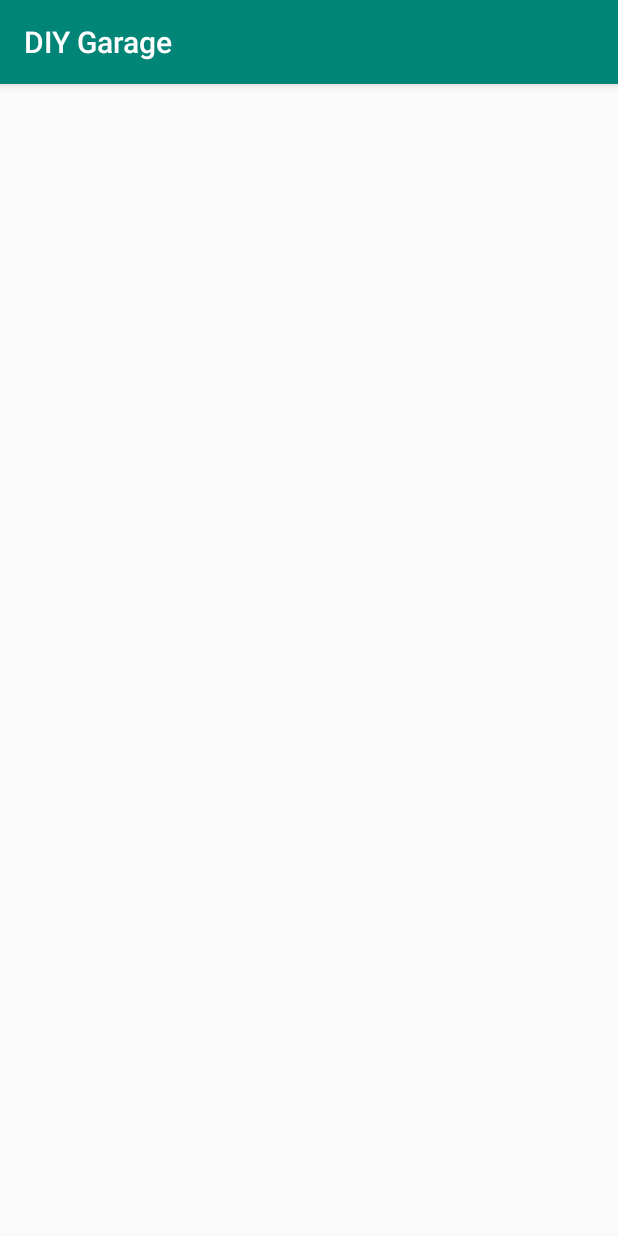
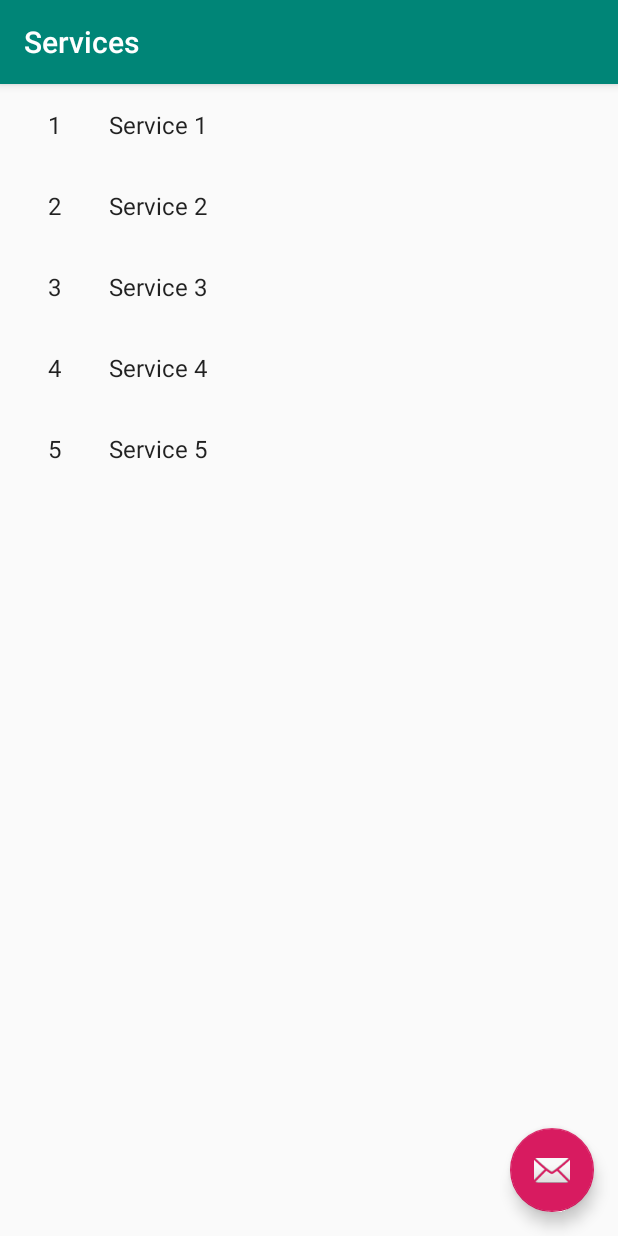
Before and after one commit to khizar-saleem/diy-garage, an Android app: the screen it shows after launch (MainActivity before the commit, ServiceListActivity after it), on a phone screen of 412 x 824 dp. Run offline under Robolectric (Android 15) with nearby library versions, the phone set to English and light mode, and no system bars; our stand-ins replace Room's generated code; libraries missing offline, so code that uses them is left out: com.facebook.stetho; 1 statement that could not run was skipped.

Commit message:
DDL generation & doc

```diff
--- a/app/build.gradle
+++ b/app/build.gradle
@@ -38,6 +38,8 @@ dependencies {
 
     def room_version = "2.1.0"
     implementation "androidx.room:room-runtime:$room_version"
+    implementation 'androidx.legacy:legacy-support-v4:1.0.0-beta01'
+    implementation 'androidx.recyclerview:recyclerview:1.0.0-beta01'
     annotationProcessor "androidx.room:room-compiler:$room_version"
 
     implementation 'com.facebook.stetho:stetho:1.5.1'
--- a/app/src/main/java/com/khizarms/diygarage/MainActivity.java
+++ /dev/null
@@ -1,13 +0,0 @@
-package com.khizarms.diygarage;
-
-import androidx.appcompat.app.AppCompatActivity;
-import android.os.Bundle;
-
-public class MainActivity extends AppCompatActivity {
-
-  @Override
-  protected void onCreate(Bundle savedInstanceState) {
-    super.onCreate(savedInstanceState);
-    setContentView(R.layout.activity_main);
-  }
-}
--- /dev/null
+++ b/app/src/main/java/com/khizarms/diygarage/controller/ServiceListActivity.java
@@ -0,0 +1,139 @@
+package com.khizarms.diygarage.controller;
+
+import android.content.Context;
+import android.content.Intent;
+import android.os.Bundle;
+import androidx.annotation.NonNull;
+import androidx.appcompat.app.AppCompatActivity;
+import androidx.recyclerview.widget.RecyclerView;
+import androidx.appcompat.widget.Toolbar;
+import com.google.android.material.floatingactionbutton.FloatingActionButton;
+import com.google.android.material.snackbar.Snackbar;
+import android.view.LayoutInflater;
+import android.view.View;
+import android.view.ViewGroup;
+import android.widget.TextView;
+import com.khizarms.diygarage.R;
+
+import com.khizarms.diygarage.controller.dummy.DummyContent;
+
+import java.util.List;
+
+/**
+ * An activity representing a list of Services. This activity has different presentations for
+ * handset and tablet-size devices. On handsets, the activity presents a list of items, which when
+ * touched, lead to a {@link ServiceDetailActivity} representing item details. On tablets, the
+ * activity presents the list of items and item details side-by-side using two vertical panes.
+ */
+public class ServiceListActivity extends AppCompatActivity {
+
+  /**
+   * Whether or not the activity is in two-pane mode, i.e. running on a tablet device.
+   */
+  private boolean mTwoPane;
+
+  @Override
+  protected void onCreate(Bundle savedInstanceState) {
+    super.onCreate(savedInstanceState);
+    setContentView(R.layout.activity_service_list);
+
+    Toolbar toolbar = (Toolbar) findViewById(R.id.toolbar);
+    setSupportActionBar(toolbar);
+    toolbar.setTitle(getTitle());
+
+    FloatingActionButton fab = (FloatingActionButton) findViewById(R.id.fab);
+    fab.setOnClickListener(new View.OnClickListener() {
+      @Override
+      public void onClick(View view) {
+        Snackbar.make(view, "Replace with your own action", Snackbar.LENGTH_LONG)
+            .setAction("Action", null).show();
+      }
+    });
+
+    if (findViewById(R.id.service_detail_container) != null) {
+      // The detail container view will be present only in the
+      // large-screen layouts (res/values-w900dp).
+      // If this view is present, then the
+      // activity should be in two-pane mode.
+      mTwoPane = true;
+    }
+
+    View recyclerView = findViewById(R.id.service_list);
+    assert recyclerView != null;
+    setupRecyclerView((RecyclerView) recyclerView);
+  }
+
+  private void setupRecyclerView(@NonNull RecyclerView recyclerView) {
+    recyclerView.setAdapter(new SimpleItemRecyclerViewAdapter(this, DummyContent.ITEMS, mTwoPane));
+  }
+
+  public static class SimpleItemRecyclerViewAdapter
+      extends RecyclerView.Adapter<SimpleItemRecyclerViewAdapter.ViewHolder> {
+
+    private final ServiceListActivity mParentActivity;
+    private final List<DummyContent.DummyItem> mValues;
+    private final boolean mTwoPane;
+    private final View.OnClickListener mOnClickListener = new View.OnClickListener() {
+      @Override
+      public void onClick(View view) {
+        DummyContent.DummyItem item = (DummyContent.DummyItem) view.getTag();
+        if (mTwoPane) {
+          Bundle arguments = new Bundle();
+          arguments.putString(ServiceDetailFragment.ARG_ITEM_ID, item.id);
+          ServiceDetailFragment fragment = new ServiceDetailFragment();
+          fragment.setArguments(arguments);
+          mParentActivity.getSupportFragmentManager().beginTransaction()
+              .replace(R.id.service_detail_container, fragment)
+              .commit();
+        } else {
+          Context context = view.getContext();
+          Intent intent = new Intent(context, ServiceDetailActivity.class);
+          intent.putExtra(ServiceDetailFragment.ARG_ITEM_ID, item.id);
+
+          context.startActivity(intent);
+        }
+      }
+    };
+
+    SimpleItemRecyclerViewAdapter(ServiceListActivity parent,
+        List<DummyContent.DummyItem> items,
+        boolean twoPane) {
+      mValues = items;
+      mParentActivity = parent;
+      mTwoPane = twoPane;
+    }
+
+    @Override
+    public ViewHolder onCreateViewHolder(ViewGroup parent, int viewType) {
+      View view = LayoutInflater.from(parent.getContext())
+          .inflate(R.layout.service_list_content, parent, false);
+      return new ViewHolder(view);
+    }
+
+    @Override
+    public void onBindViewHolder(final ViewHolder holder, int position) {
+      holder.mIdView.setText(mValues.get(position).id);
+      holder.mContentView.setText(mValues.get(position).content);
+
+      holder.itemView.setTag(mValues.get(position));
+      holder.itemView.setOnClickListener(mOnClickListener);
+    }
+
+    @Override
+    public int getItemCount() {
+      return mValues.size();
+    }
+
+    class ViewHolder extends RecyclerView.ViewHolder {
+
+      final TextView mIdView;
+      final TextView mContentView;
+
+      ViewHolder(View view) {
+        super(view);
+        mIdView = (TextView) view.findViewById(R.id.id_text);
+        mContentView = (TextView) view.findViewById(R.id.content);
+      }
+    }
+  }
+}
--- /dev/null
+++ b/app/src/main/java/com/khizarms/diygarage/controller/dummy/DummyContent.java
@@ -0,0 +1,73 @@
+package com.khizarms.diygarage.controller.dummy;
+
+import java.util.ArrayList;
+import java.util.HashMap;
+import java.util.List;
+import java.util.Map;
+
+/**
+ * Helper class for providing sample content for user interfaces created by Android template
+ * wizards.
+ * <p>
+ * TODO: Replace all uses of this class before publishing your app.
+ */
+public class DummyContent {
+
+  /**
+   * An array of sample (dummy) items.
+   */
+  public static final List<DummyItem> ITEMS = new ArrayList<DummyItem>();
+
+  /**
+   * A map of sample (dummy) items, by ID.
+   */
+  public static final Map<String, DummyItem> ITEM_MAP = new HashMap<String, DummyItem>();
+
+  private static final int COUNT = 5;
+
+  static {
+    // Add some sample items.
+    for (int i = 1; i <= COUNT; i++) {
+      addItem(createDummyItem(i));
+    }
+  }
+
+  private static void addItem(DummyItem item) {
+    ITEMS.add(item);
+    ITEM_MAP.put(item.id, item);
+  }
+
+  private static DummyItem createDummyItem(int position) {
+    return new DummyItem(String.valueOf(position), "Service " + position, makeDetails(position));
+  }
+
+  private static String makeDetails(int position) {
+    StringBuilder builder = new StringBuilder();
+    builder.append("Details about Item: ").append(position);
+    for (int i = 0; i < position; i++) {
+      builder.append("\nMore details information here.");
+    }
+    return builder.toString();
+  }
+
+  /**
+   * A dummy item representing a piece of content.
+   */
+  public static class DummyItem {
+
+    public final String id;
+    public final String content;
+    public final String details;
+
+    public DummyItem(String id, String content, String details) {
+      this.id = id;
+      this.content = content;
+      this.details = details;
+    }
+
+    @Override
+    public String toString() {
+      return content;
+    }
+  }
+}
--- /dev/null
+++ b/app/src/main/res/layout-w900dp/service_list.xml
@@ -0,0 +1,39 @@
+<?xml version="1.0" encoding="utf-8"?>
+<LinearLayout xmlns:android="http://schemas.android.com/apk/res/android"
+  xmlns:app="http://schemas.android.com/apk/res-auto"
+  xmlns:tools="http://schemas.android.com/tools"
+  android:layout_width="match_parent"
+  android:layout_height="match_parent"
+  android:layout_marginLeft="16dp"
+  android:layout_marginRight="16dp"
+  android:baselineAligned="false"
+  android:divider="?android:attr/dividerHorizontal"
+  android:orientation="horizontal"
+  android:showDividers="middle"
+  tools:context=".controller.ServiceListActivity">
+
+  <!--
+    This layout is a two-pane layout for the Services
+    master/detail flow.
+
+    -->
+
+  <FrameLayout
+    android:id="@+id/service_detail_container"
+    android:layout_width="0dp"
+    android:layout_height="match_parent"
+    android:layout_weight="3"/>
+
+  <androidx.recyclerview.widget.RecyclerView xmlns:android="http://schemas.android.com/apk/res/android"
+    xmlns:tools="http://schemas.android.com/tools"
+    android:id="@+id/service_list"
+    android:layout_width="@dimen/item_width"
+    android:layout_height="match_parent"
+    android:layout_marginLeft="16dp"
+    android:layout_marginRight="16dp"
+    android:name="com.khizarms.diygarage.controller.ServiceListFragment"
+    app:layoutManager="LinearLayoutManager"
+    tools:context="com.khizarms.diygarage.controller.ServiceListActivity"
+    tools:listitem="@layout/service_list_content"/>
+
+</LinearLayout>
--- a/app/src/main/res/layout/activity_main.xml
+++ /dev/null
@@ -1,10 +0,0 @@
-<?xml version="1.0" encoding="utf-8"?>
-<androidx.constraintlayout.widget.ConstraintLayout
-  xmlns:android="http://schemas.android.com/apk/res/android"
-  xmlns:app="http://schemas.android.com/apk/res-auto"
-  xmlns:tools="http://schemas.android.com/tools"
-  android:layout_width="match_parent"
-  android:layout_height="match_parent"
-  tools:context=".MainActivity">
-
-</androidx.constraintlayout.widget.ConstraintLayout>
--- /dev/null
+++ b/app/src/main/res/layout/activity_service_list.xml
@@ -0,0 +1,42 @@
+<?xml version="1.0" encoding="utf-8"?>
+<androidx.coordinatorlayout.widget.CoordinatorLayout xmlns:android="http://schemas.android.com/apk/res/android"
+  xmlns:app="http://schemas.android.com/apk/res-auto"
+  xmlns:tools="http://schemas.android.com/tools"
+  android:layout_width="match_parent"
+  android:layout_height="match_parent"
+  android:fitsSystemWindows="true"
+  tools:context=".controller.ServiceListActivity">
+
+  <FrameLayout
+    android:id="@+id/frameLayout"
+    android:layout_width="match_parent"
+    android:layout_height="match_parent"
+    app:layout_behavior="@string/appbar_scrolling_view_behavior">
+
+    <include layout="@layout/service_list"/>
+  </FrameLayout>
+
+  <com.google.android.material.appbar.AppBarLayout
+    android:id="@+id/app_bar"
+    android:layout_width="match_parent"
+    android:layout_height="wrap_content"
+    android:theme="@style/AppTheme.AppBarOverlay">
+
+    <androidx.appcompat.widget.Toolbar
+      android:id="@+id/toolbar"
+      android:layout_width="match_parent"
+      android:layout_height="?attr/actionBarSize"
+      app:popupTheme="@style/AppTheme.PopupOverlay"/>
+
+  </com.google.android.material.appbar.AppBarLayout>
+
+  <com.google.android.material.floatingactionbutton.FloatingActionButton
+    android:id="@+id/fab"
+    android:layout_width="wrap_content"
+    android:layout_height="wrap_content"
+    android:layout_margin="@dimen/fab_margin"
+    android:layout_gravity="bottom|end"
+    app:srcCompat="@android:drawable/ic_dialog_email"/>
+
+
+</androidx.coordinatorlayout.widget.CoordinatorLayout>
--- /dev/null
+++ b/app/src/main/res/layout/service_list.xml
@@ -0,0 +1,13 @@
+<?xml version="1.0" encoding="utf-8"?>
+<androidx.recyclerview.widget.RecyclerView xmlns:android="http://schemas.android.com/apk/res/android"
+  xmlns:app="http://schemas.android.com/apk/res-auto"
+  xmlns:tools="http://schemas.android.com/tools"
+  android:id="@+id/service_list"
+  android:layout_width="match_parent"
+  android:layout_height="match_parent"
+  android:layout_marginLeft="16dp"
+  android:layout_marginRight="16dp"
+  android:name="com.khizarms.diygarage.controller.ServiceListFragment"
+  app:layoutManager="LinearLayoutManager"
+  tools:context=".controller.ServiceListActivity"
+  tools:listitem="@layout/service_list_content"/>
--- /dev/null
+++ b/app/src/main/res/layout/service_list_content.xml
@@ -0,0 +1,20 @@
+<?xml version="1.0" encoding="utf-8"?>
+<LinearLayout xmlns:android="http://schemas.android.com/apk/res/android"
+  android:layout_width="wrap_content"
+  android:layout_height="wrap_content"
+  android:orientation="horizontal">
+
+  <TextView
+    android:id="@+id/id_text"
+    android:layout_width="wrap_content"
+    android:layout_height="wrap_content"
+    android:layout_margin="@dimen/text_margin"
+    android:textAppearance="?attr/textAppearanceListItem"/>
+
+  <TextView
+    android:id="@+id/content"
+    android:layout_width="wrap_content"
+    android:layout_height="wrap_content"
+    android:layout_margin="@dimen/text_margin"
+    android:textAppearance="?attr/textAppearanceListItem"/>
+</LinearLayout>
--- /dev/null
+++ b/app/src/main/res/values/dimens.xml
@@ -0,0 +1,7 @@
+<?xml version="1.0" encoding="utf-8"?>
+<resources>
+  <dimen name="fab_margin">16dp</dimen>
+  <dimen name="app_bar_height">200dp</dimen>
+  <dimen name="item_width">200dp</dimen>
+  <dimen name="text_margin">16dp</dimen>
+</resources>
--- a/app/src/main/res/values/strings.xml
+++ b/app/src/main/res/values/strings.xml
@@ -1,3 +1,5 @@
 <resources>
   <string name="app_name">DIY Garage</string>
+  <string name="title_service_list">Services</string>
+  <string name="title_service_detail">Service Detail</string>
 </resources>
--- a/app/src/main/res/values/styles.xml
+++ b/app/src/main/res/values/styles.xml
@@ -8,4 +8,13 @@
     <item name="colorAccent">@color/colorAccent</item>
   </style>
 
+  <style name="AppTheme.NoActionBar">
+    <item name="windowActionBar">false</item>
+    <item name="windowNoTitle">true</item>
+  </style>
+
+  <style name="AppTheme.AppBarOverlay" parent="ThemeOverlay.AppCompat.Dark.ActionBar"/>
+
+  <style name="AppTheme.PopupOverlay" parent="ThemeOverlay.AppCompat.Light"/>
+
 </resources>
```
Also changed, not shown: app/src/main/AndroidManifest.xml (+14 -2 lines), app/src/main/java/com/khizarms/diygarage/controller/ServiceDetailActivity.java (added, +81 -0 lines), app/src/main/java/com/khizarms/diygarage/controller/ServiceDetailFragment.java (added, +69 -0 lines), app/src/main/res/layout/activity_service_detail.xml (added, +54 -0 lines), app/src/main/res/layout/service_detail.xml (added, +10 -0 lines), 3 other files.
